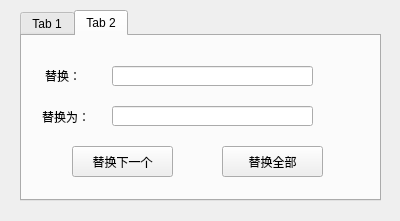
Before: the Qt Designer form bug_everyday_ide/find_dialog.ui in EAGuardian/No_bug_everyday, drawn with Qt 5.
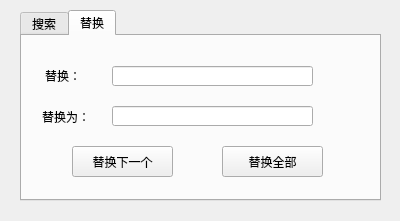
After: the same form once the commit is applied.

Diff of the .ui file:
```diff
--- a/bug_everyday_ide/find_dialog.ui
+++ b/bug_everyday_ide/find_dialog.ui
@@ -27,7 +27,7 @@
    </property>
    <widget class="QWidget" name="tab">
     <attribute name="title">
-     <string>Tab 1</string>
+     <string>搜索</string>
     </attribute>
     <widget class="QLineEdit" name="find_lineedit">
      <property name="geometry">
@@ -68,7 +68,7 @@
    </widget>
    <widget class="QWidget" name="tab_2">
     <attribute name="title">
-     <string>Tab 2</string>
+     <string>替换</string>
     </attribute>
     <widget class="QLineEdit" name="replace_lineedit">
      <property name="geometry">
```
Left out of the diff: 2 changed lines with no effect on the pictures.
